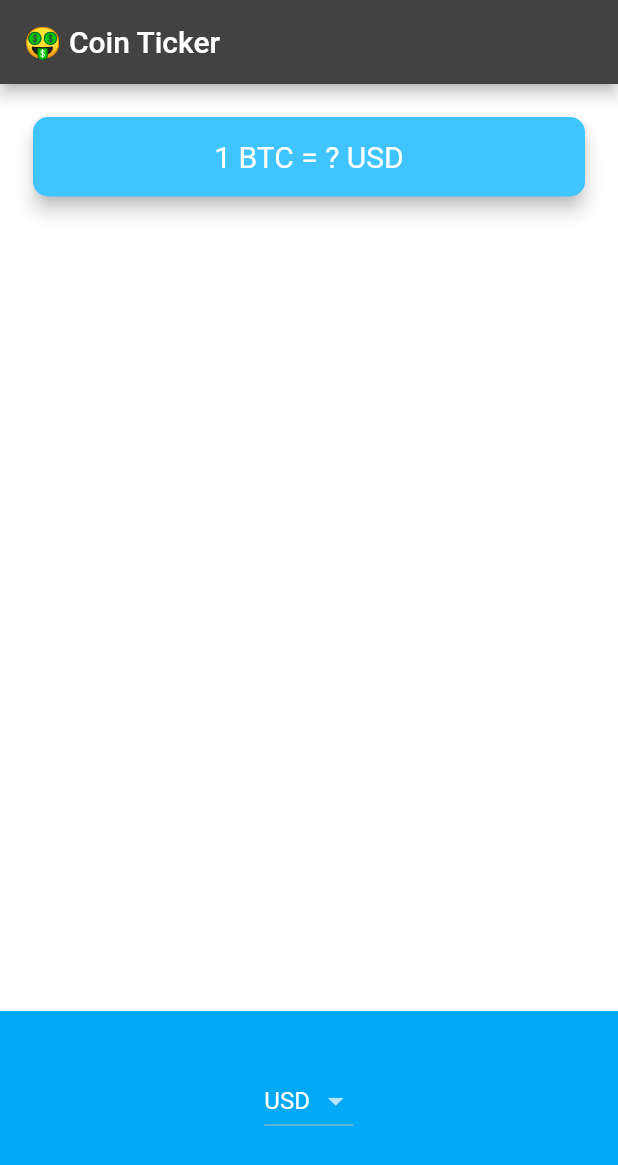
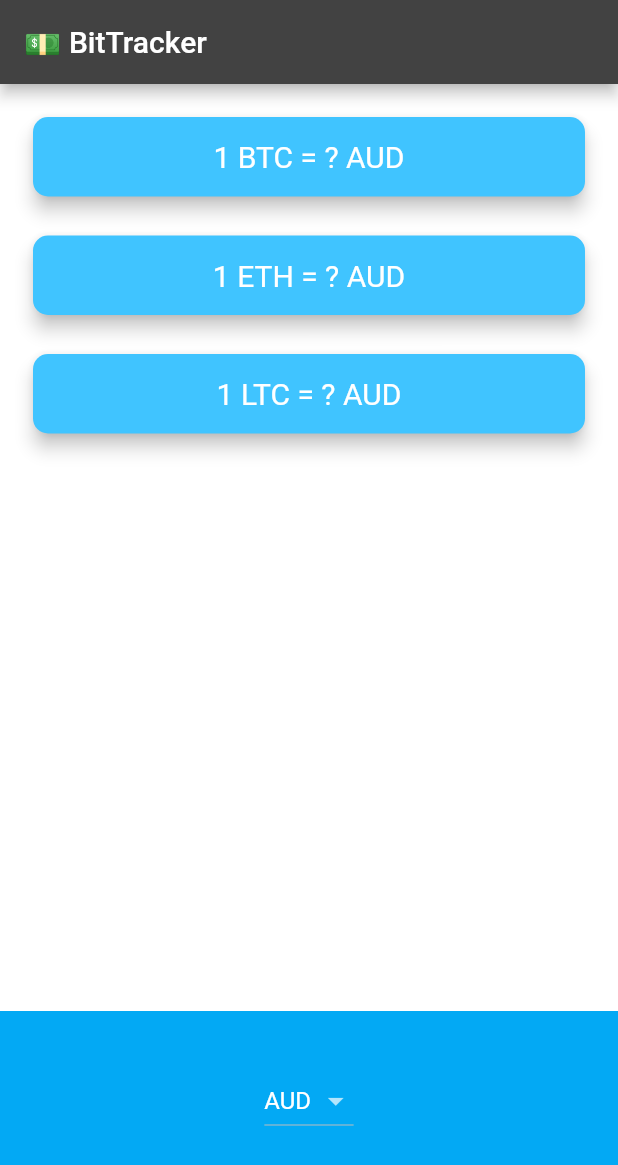
Before and after one commit to sohann0908/Bitracker, a Flutter app: the screen it shows after launch, on a phone screen of 412 x 824 dp. Shown: the top 1165 px of the screen. Run offline on Flutter 3.47's test engine with Material 2 defaults, Android fonts, the phone set to English and light mode, and no system bars; network calls fail.

Commit message:
Updated files

```diff
--- a/lib/price_screen.dart
+++ b/lib/price_screen.dart
@@ -9,7 +9,7 @@ class PriceScreen extends StatefulWidget {
 }
 
 class _PriceScreenState extends State<PriceScreen> {
-  String selectedCurrency = 'USD';
+  String selectedCurrency = 'AUD';
 
   DropdownButton<String> androidDropdown() {
     List<DropdownMenuItem<String>> dropdownItems = [];
@@ -28,6 +28,7 @@ class _PriceScreenState extends State<PriceScreen> {
       onChanged: (value) {
         setState(() {
           selectedCurrency = value;
+          getData();
         });
       },
     );
@@ -44,25 +45,31 @@ class _PriceScreenState extends State<PriceScreen> {
         backgroundColor: Colors.lightBlue,
         itemExtent: 32.0,
         onSelectedItemChanged: (selectedIndex) {
-          print(selectedIndex);
+          setState(() {
+            selectedCurrency = currenciesList[selectedIndex];
+            getData();
+          });
         },
         children: picketItems,
       );
     }
 
-    String bitcoinvalueinUSD ='?';
+  Map<String, String> coinValues = {};
+  bool isWaiting = false;
 
     void getData() async{
-    try{
-      double data = await CoinData().getCoinData();
-      setState(() {
-        bitcoinvalueinUSD = data.toStringAsFixed(0);
-      });
+      isWaiting = true;
+    try {
+        var data = await CoinData().getCoinData(selectedCurrency);
+        isWaiting = false;
+        setState(() {
+          coinValues = data;
+        });
+      } catch (e) {
+      print(e);
+      }
     }
-    catch(e){
-      print(e);
-    }
-    }
+
 
     @override
     void initState() {
@@ -78,33 +85,35 @@ class _PriceScreenState extends State<PriceScreen> {
   Widget build(BuildContext context) {
     return Scaffold(
       appBar: AppBar(
-        title: Text('🤑 Coin Ticker'),
+        title: Text('💵 BitTracker'),
       ),
       body: Column(
         mainAxisAlignment: MainAxisAlignment.spaceBetween,
         crossAxisAlignment: CrossAxisAlignment.stretch,
         children: <Widget>[
-          Padding(
-            padding: EdgeInsets.fromLTRB(18.0, 18.0, 18.0, 0),
-            child: Card(
-              color: Colors.lightBlueAccent,
-              elevation: 5.0,
-              shape: RoundedRectangleBorder(
-                borderRadius: BorderRadius.circular(10.0),
+          Column(
+            crossAxisAlignment: CrossAxisAlignment.stretch,
+            children: <Widget>[
+              cryptoCard(
+                cryptoCurrency: 'BTC',
+                //7. Finally, we use a ternary operator to check if we are waiting and if so, we'll display a '?' otherwise we'll show the actual price data.
+                value: isWaiting ? '?' : coinValues['BTC'],
+                selectedCurrency: selectedCurrency,
               ),
-              child: Padding(
-                padding: EdgeInsets.symmetric(vertical: 15.0, horizontal: 28.0),
-                child: Text(
-                  '1 BTC = ? USD',
-                  textAlign: TextAlign.center,
-                  style: TextStyle(
-                    fontSize: 20.0,
-                    color: Colors.white,
-                  ),
-                ),
+              cryptoCard(
+                cryptoCurrency: 'ETH',
+                value: isWaiting ? '?' : coinValues['ETH'],
+                selectedCurrency: selectedCurrency,
               ),
-            ),
+              cryptoCard(
+                cryptoCurrency: 'LTC',
+                value: isWaiting ? '?' : coinValues['LTC'],
+                selectedCurrency: selectedCurrency,
+              ),
+            ],
           ),
+
+
           Container(
             height: 150.0,
             alignment: Alignment.center,
@@ -117,3 +126,41 @@ class _PriceScreenState extends State<PriceScreen> {
     );
   }
 }
+
+class cryptoCard extends StatelessWidget {
+  //2: You'll need to able to pass the selectedCurrency, value and cryptoCurrency to the constructor of this CryptoCard Widget.
+  const cryptoCard({
+    this.value,
+    this.selectedCurrency,
+    this.cryptoCurrency,
+  });
+
+  final String value;
+  final String selectedCurrency;
+  final String cryptoCurrency;
+
+  @override
+  Widget build(BuildContext context) {
+    return Padding(
+      padding: EdgeInsets.fromLTRB(18.0, 18.0, 18.0, 0),
+      child: Card(
+        color: Colors.lightBlueAccent,
+        elevation: 5.0,
+        shape: RoundedRectangleBorder(
+          borderRadius: BorderRadius.circular(10.0),
+        ),
+        child: Padding(
+          padding: EdgeInsets.symmetric(vertical: 15.0, horizontal: 28.0),
+          child: Text(
+            '1 $cryptoCurrency = $value $selectedCurrency',
+            textAlign: TextAlign.center,
+            style: TextStyle(
+              fontSize: 20.0,
+              color: Colors.white,
+            ),
+          ),
+        ),
+      ),
+    );
+  }
+}
```
Also changed, not shown: lib/coin_data.dart (+21 -16 lines).
